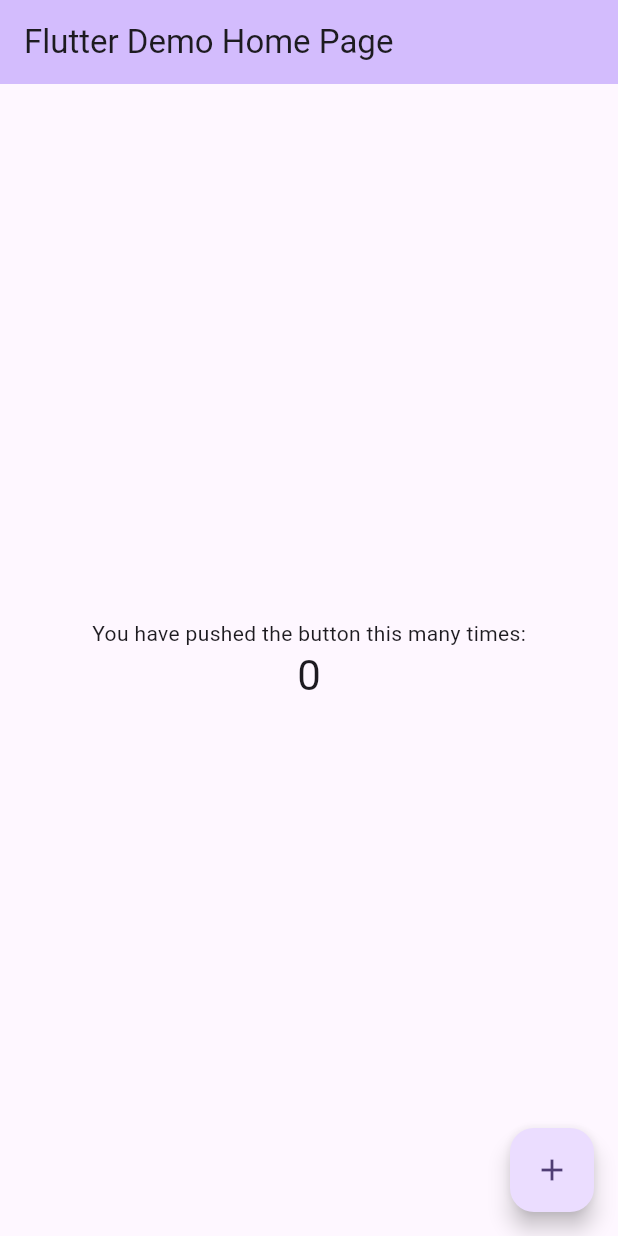
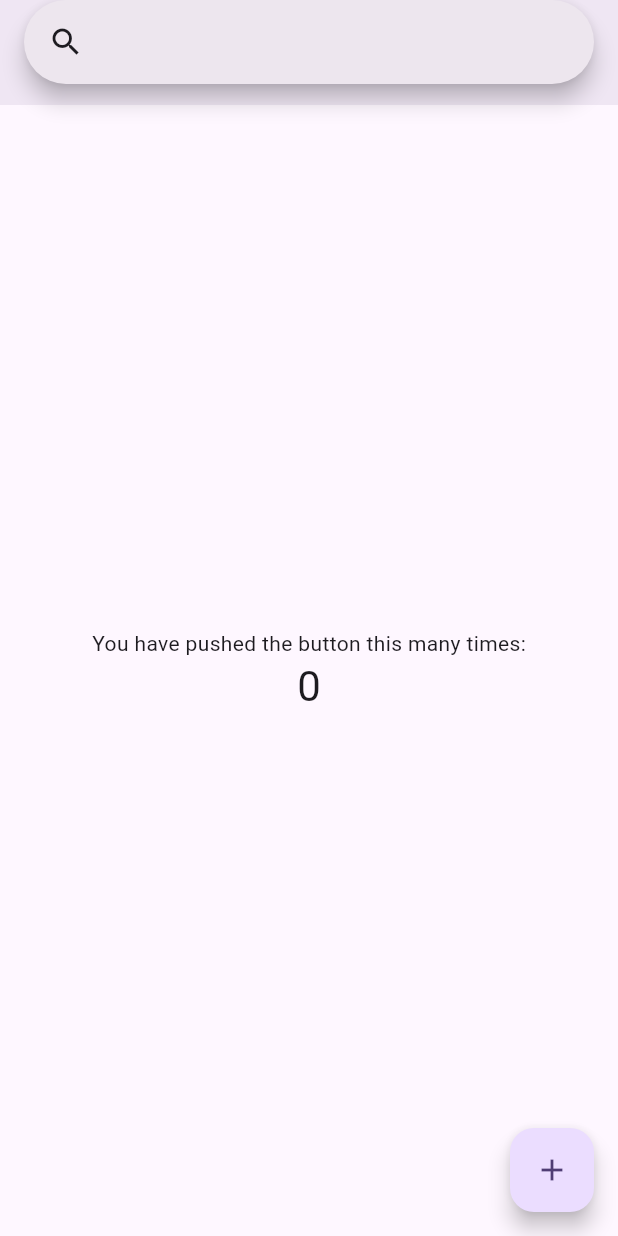
Before and after one commit to JahdahThelen/meticulo, a Flutter app: the screen it shows after launch, on a phone screen of 412 x 824 dp. Run offline on Flutter 3.47's test engine with Material 2 defaults, Android fonts, the phone set to English and light mode, and no system bars; our stand-ins replace dio.

Commit message:
added basic search bar

```diff
--- a/lib/page/search.dart
+++ b/lib/page/search.dart
@@ -1,5 +1,5 @@
-
 import 'package:flutter/material.dart';
+import 'package:meticulo/widget/search_app_bar.dart';
 
 class MyHomePage extends StatefulWidget {
   const MyHomePage({super.key, required this.title});
@@ -22,10 +22,7 @@ class _MyHomePageState extends State<MyHomePage> {
   @override
   Widget build(BuildContext context) {
     return Scaffold(
-      appBar: AppBar(
-        backgroundColor: Theme.of(context).colorScheme.inversePrimary,
-        title: Text(widget.title),
-      ),
+      appBar: SearchAppBar(onSearch: (_) => _incrementCounter()),
       body: Center(
         child: Column(
           mainAxisAlignment: MainAxisAlignment.center,
--- /dev/null
+++ b/lib/widget/search_app_bar.dart
@@ -0,0 +1,28 @@
+import 'package:flutter/material.dart';
+
+class SearchAppBar extends StatelessWidget implements PreferredSizeWidget {
+  final void Function(String)? onSearch;
+
+  const SearchAppBar({super.key, this.onSearch});
+
+  @override
+  Widget build(BuildContext context) {
+    return AppBar(
+        title: SearchAnchor(
+            builder: (BuildContext context, SearchController controller) {
+              return SearchBar(
+                controller: controller,
+                padding: const MaterialStatePropertyAll<EdgeInsets>(
+                    EdgeInsets.symmetric(horizontal: 16.0)),
+                onSubmitted: onSearch,
+                leading: const Icon(Icons.search),
+              );
+            },
+            suggestionsBuilder: (_, __) => []),
+        elevation: 5,
+        clipBehavior: Clip.none);
+  }
+
+  @override
+  Size get preferredSize => const Size.fromHeight(70);
+}
```
